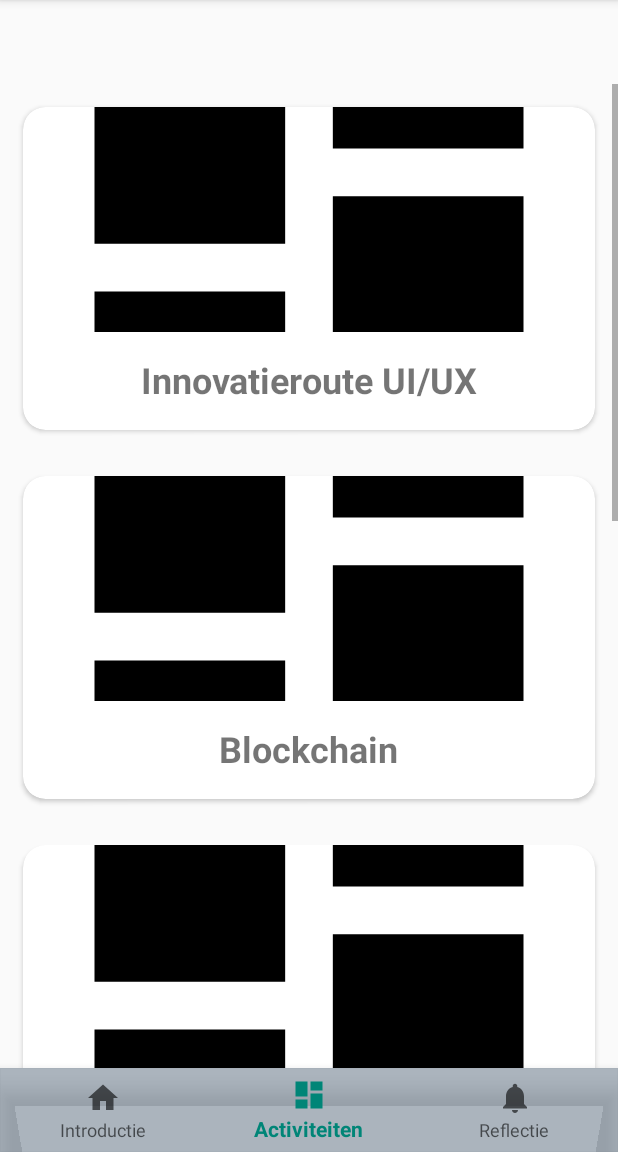
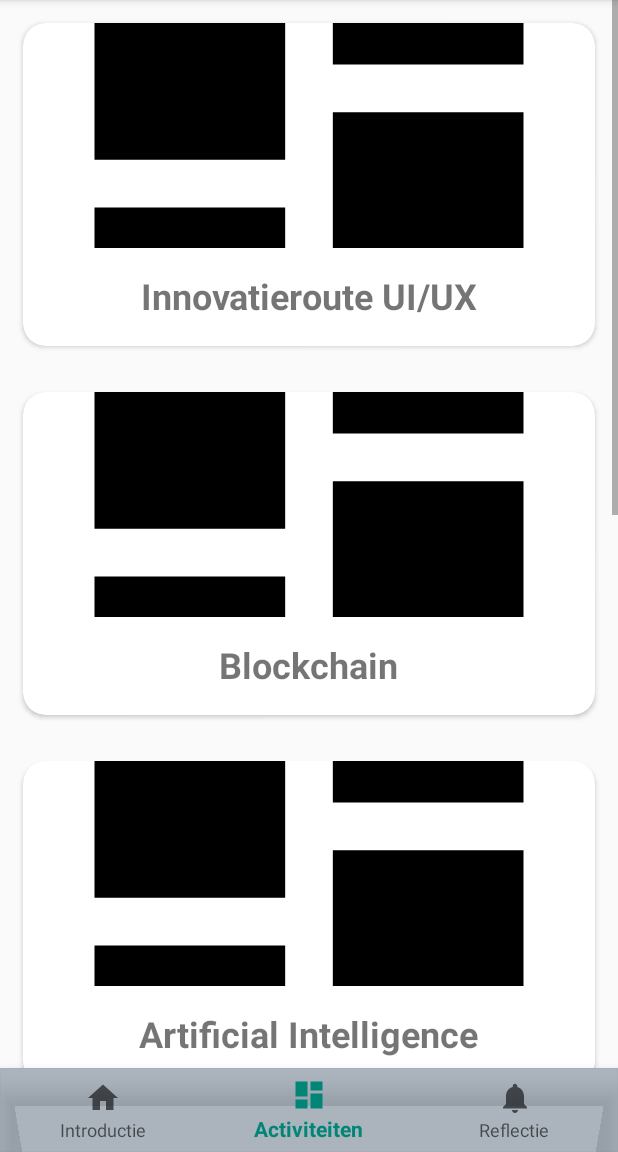
Before and after one commit to fatihbabacan92/italent, an Android app: the screen it shows after launch (MainActivity), item 2 of the bottom bar chosen, on a phone screen of 412 x 824 dp, the part 84-1236 px from its top. Run offline under Robolectric (Android 15) with nearby library versions, the phone set to English and light mode, and no system bars; our stand-ins replace navigation-ui.

Commit message:
Removed Padding from MainActivity

```diff
--- a/app/src/main/res/layout/activity_main.xml
+++ b/app/src/main/res/layout/activity_main.xml
@@ -6,15 +6,13 @@
     android:layout_width="match_parent"
     android:layout_height="match_parent"
     android:orientation="vertical"
-    android:paddingTop="?attr/actionBarSize"
     tools:context=".MainActivity">
 
     <FrameLayout
         android:id="@+id/content"
         android:layout_width="match_parent"
         android:layout_height="0dp"
-        android:layout_weight="1">
-    </FrameLayout>
+        android:layout_weight="1"></FrameLayout>
 
     <com.google.android.material.bottomnavigation.BottomNavigationView
         android:id="@+id/navigation"
```
